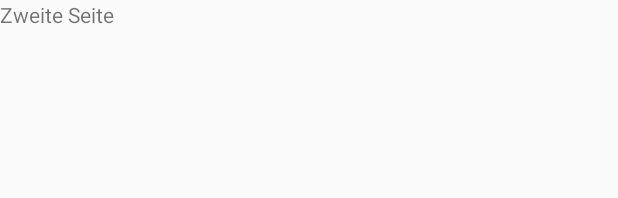
After one commit to Synxful/BasicActivity, an Android app: the layout activity_detail_seite.xml on its own in the app's theme, with its tools: preview values and no code run, on a phone screen of 412 x 824 dp. The commit adds this screen. Shown: the top 198 px of the screen. Run offline under Robolectric (Android 15) with nearby library versions, the phone set to English and light mode, and no system bars.

Commit message:
19.10.2017 um 22:27
AUFGABE FERTIG

```diff
--- a/app/src/main/AndroidManifest.xml
+++ b/app/src/main/AndroidManifest.xml
@@ -19,6 +19,7 @@
                 <category android:name="android.intent.category.LAUNCHER" />
             </intent-filter>
         </activity>
+        <activity android:name=".DetailSeite"></activity>
     </application>
 
 </manifest>
--- /dev/null
+++ b/app/src/main/res/layout/activity_detail_seite.xml
@@ -0,0 +1,16 @@
+<?xml version="1.0" encoding="utf-8"?>
+<android.support.constraint.ConstraintLayout xmlns:android="http://schemas.android.com/apk/res/android"
+    xmlns:app="http://schemas.android.com/apk/res-auto"
+    xmlns:tools="http://schemas.android.com/tools"
+    android:layout_width="match_parent"
+    android:layout_height="match_parent"
+    tools:context="com.example.student.basicactivity.DetailSeite">
+
+    <TextView
+        android:id="@+id/textView"
+        android:layout_width="172dp"
+        android:layout_height="42dp"
+        android:text="Zweite Seite"
+        tools:layout_editor_absoluteX="136dp"
+        tools:layout_editor_absoluteY="122dp" />
+</android.support.constraint.ConstraintLayout>
```
Also changed, not shown: app/src/main/java/com/example/student/basicactivity/DetailSeite.java (added, +34 -0 lines), app/src/main/java/com/example/student/basicactivity/MainActivity.java (+29 -11 lines).
